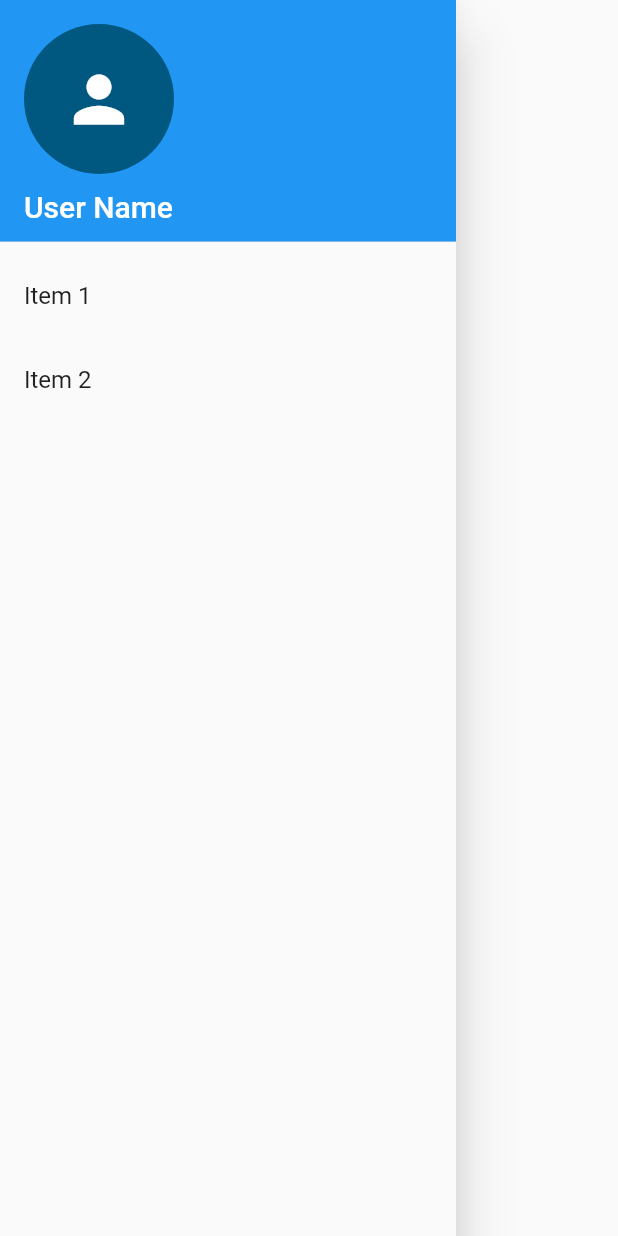
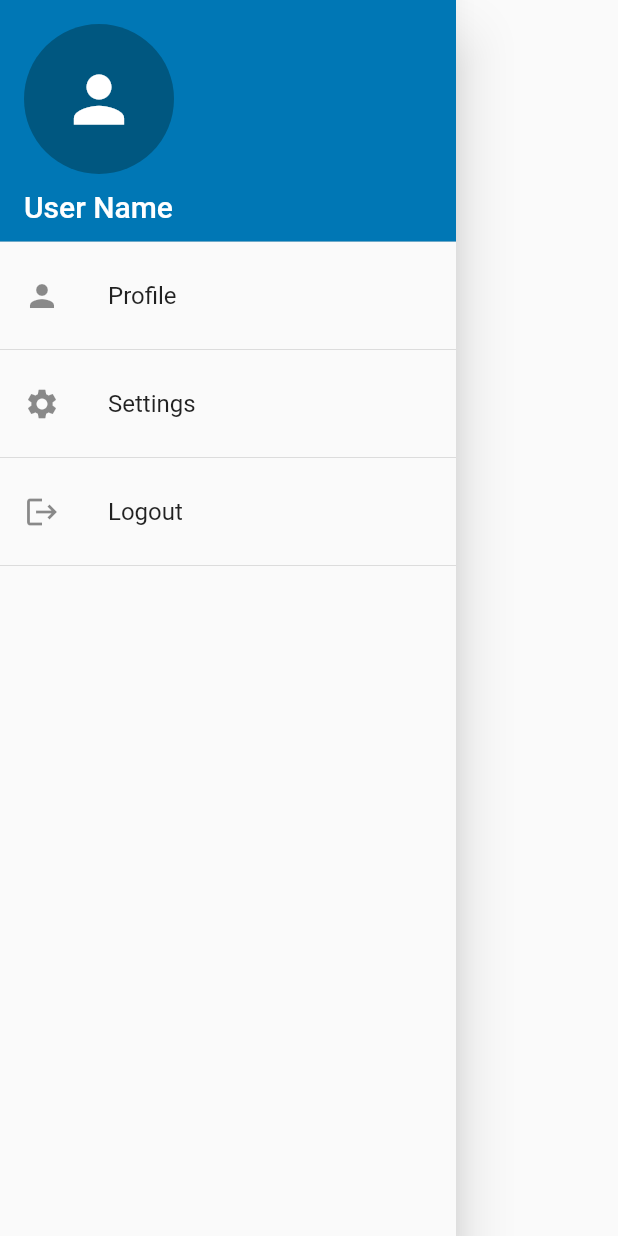
Before and after one commit to ertbil/Flutter_LinkedKTU, a Flutter app: the CustomDrawer widget shown alone on an empty page, opened directly, on a phone screen of 412 x 824 dp. Run offline on Flutter 3.47's test engine with Material 2 defaults, Android fonts, the phone set to English and light mode, and no system bars; our stand-ins replace flutter_riverpod; network calls fail.

Commit message:
new features added and implemented: routing_services.dart
...

```diff
--- a/lib/components/drawer.dart
+++ b/lib/components/drawer.dart
@@ -1,31 +1,58 @@
 import 'package:flutter/material.dart';
+import 'package:project_ym/constants/colors.dart';
+import 'package:project_ym/models/user_models/lecturer_model.dart';
+import 'package:project_ym/pages/profile_page.dart';
+import 'package:project_ym/services/routing_services.dart';
+import '../constants/strings.dart';
+import '../models/contact_models/contact_info_model.dart';
 
 class CustomDrawer extends StatelessWidget {
   const CustomDrawer({Key? key}) : super(key: key);
 
   @override
   Widget build(BuildContext context) {
+    Lecturer user = Lecturer(
+      id: 1,
+      email: "lorem@gmial.com",
+      password: "1233456",
+      name: "Lorem Ipsum",
+      description:
+          "Lorem Ipsum dolor sit amet Lorem Ipsum dolor sit amet dolor sit amet",
+      image: "",
+      accountType: "",
+      contactInfo: ContactInfo(
+        id: 1,
+        phone: "123456789",
+        address: "Lorem Ipsum dolor sit amet",
+        email: "lorem@gmail.com",
+      ),
+    );
     return Drawer(
       child: ListView(
         children: [
           DrawerHeader(
             decoration: const BoxDecoration(
-              color: Colors.blue,
+              color: MyColors.themeColor,
             ),
             child: Column(
               crossAxisAlignment: CrossAxisAlignment.start,
-              children: const [
-                CircleAvatar(
-                  radius: 50,
-                  child: Icon(
-                    Icons.person,
-                    size: 50,
+              children: [
+                InkWell(
+                  onTap: () {
+                    RouterService.pushRoute(context, ProfilePage(user));
+                  },
+                  child: const CircleAvatar(
+                    radius: 50,
+                    child: Icon(
+                      Icons.person,
+                      size: 50,
+                    ),
                   ),
                 ),
-                SizedBox(
+                const SizedBox(
                   height: 10,
                 ),
-                Text(
+                const Text(
                   'User Name',
                   style: TextStyle(color: Colors.white, fontSize: 20),
                 ),
@@ -33,19 +60,31 @@ class CustomDrawer extends StatelessWidget {
             ),
           ),
           ListTile(
-            title: const Text('Item 1'),
+            leading: const Icon(Icons.person),
+            title: const Text(Strings.profile),
+            onTap: () {
+              RouterService.pushRoute(context, ProfilePage(user));
+            },
+          ),
+          const Divider(),
+          ListTile(
+            leading: const Icon(Icons.settings),
+            title: const Text(Strings.settings),
             onTap: () {
               // Update the state of the app.
               // ...
             },
           ),
+          const Divider(),
           ListTile(
-            title: const Text('Item 2'),
+            leading: const Icon(Icons.logout),
+            title: const Text(Strings.logout),
             onTap: () {
               // Update the state of the app.
               // ...
             },
           ),
+          const Divider(),
         ],
       ),
     );
--- a/lib/components/logo_and_name.dart
+++ b/lib/components/logo_and_name.dart
@@ -3,10 +3,10 @@ import 'package:flutter/material.dart';
 import '../constants/strings.dart';
 
 class LogoAndName extends StatelessWidget {
-  LogoAndName({Key? key, this.textColor, this.mainAxisAlignment}) : super(key: key);
+  const LogoAndName({Key? key, this.textColor= Colors.black, this.mainAxisAlignment = MainAxisAlignment.start}) : super(key: key);
 
-  Color? textColor;
-  MainAxisAlignment? mainAxisAlignment;
+  final Color? textColor;
+  final MainAxisAlignment? mainAxisAlignment;
 
   @override
   Widget build(BuildContext context) {
--- a/lib/constants/strings.dart
+++ b/lib/constants/strings.dart
@@ -28,6 +28,9 @@ class Strings {
   static const signUpScreenDescription2 = 'Already have an account?';
   static const confirmPassword = "Confirm Password";
   static const registerPageTitle = "Register Page";
+  static const  profile = "Profile";
+  static const  settings = "Settings";
+  static const logout = "Logout";
 
 
 
--- a/lib/pages/home_page.dart
+++ b/lib/pages/home_page.dart
@@ -1,11 +1,12 @@
 import 'package:flutter/material.dart';
+import 'package:project_ym/constants/colors.dart';
 import '../components/custom_list_view.dart';
 import '../components/drawer.dart';
 import '../repos/product_repo.dart';
 import '../repos/user_repos/lecturer_repo.dart';
 
 class HomePage extends StatefulWidget {
-  HomePage({Key? key}) : super(key: key);
+  const HomePage({Key? key}) : super(key: key);
 
   @override
   State<HomePage> createState() => _HomePageState();
@@ -55,8 +56,9 @@ class _HomePageState extends State<HomePage> {
             ),
           ],
           currentIndex: _selectedIndex,
-          selectedItemColor: Colors.amber[800],
+          selectedItemColor: MyColors.themeColor[500],
           onTap: _onItemTapped,
+
         ),
         key: _scaffoldKey,
         drawer: const CustomDrawer(),
```
Also changed, not shown: lib/components/custom_list_view.dart (+25 -8 lines), lib/components/custom_text_form_field.dart (+5 -3 lines), lib/components/router_elevated_button.dart (+5 -16 lines), lib/pages/login_screen.dart (+4 -4 lines), lib/pages/profile_page.dart (added, +65 -0 lines), lib/pages/register_page.dart (+7 -3 lines), lib/services/routing_services.dart (added, +18 -0 lines).
